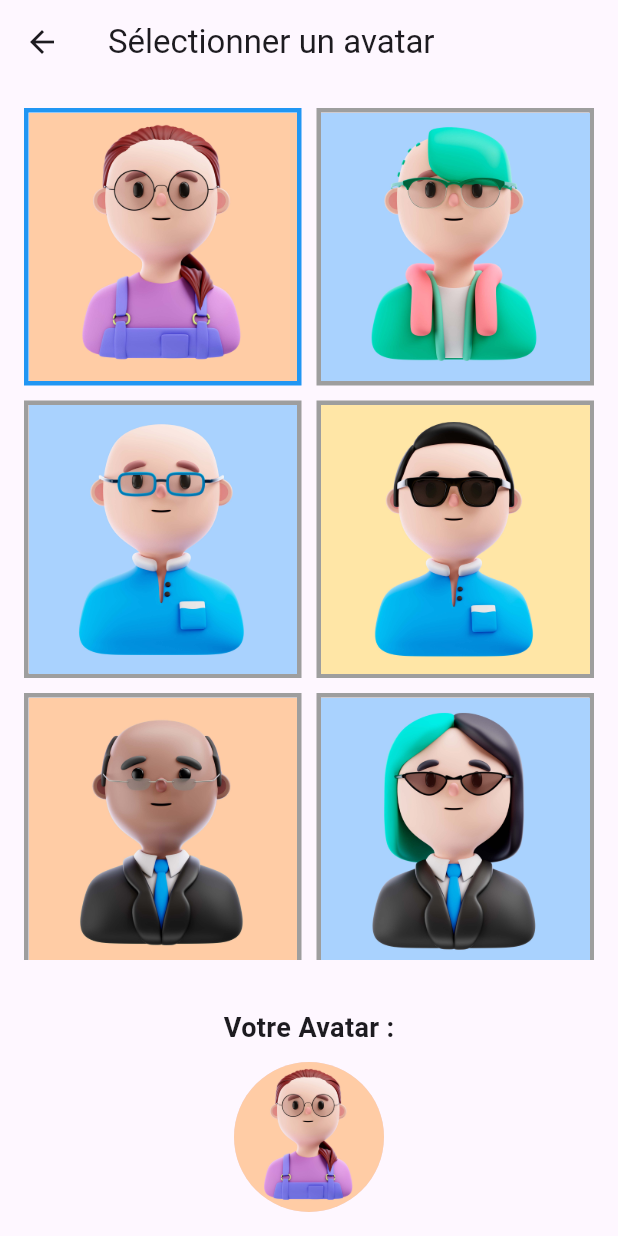
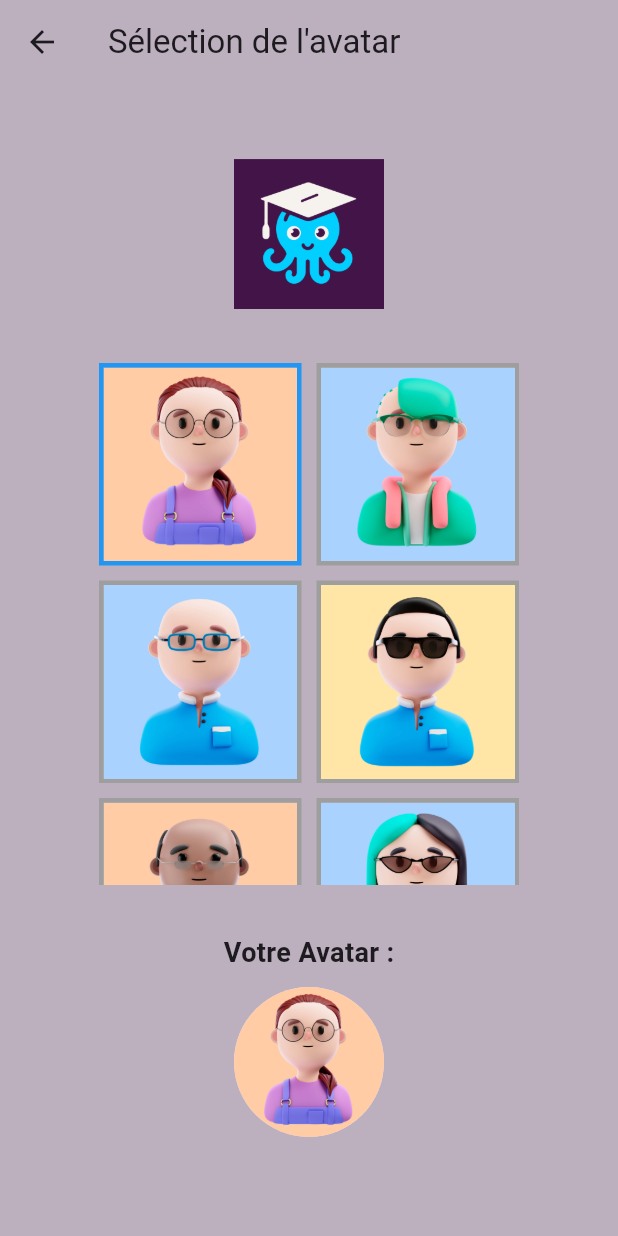
Before and after one commit to Skill-Guru/Mobile_skill-guru, a Flutter app: the screen it shows after launch, after a tap on "Avatar", on a phone screen of 412 x 824 dp. Run offline on Flutter 3.47's test engine with Material 3 defaults, Android fonts, the phone set to English and light mode, and no system bars.

Commit message:
add layout to avatarpage

```diff
--- a/lib/screens/avatar/avatar_selection.dart
+++ b/lib/screens/avatar/avatar_selection.dart
@@ -1,4 +1,5 @@
 import 'package:flutter/material.dart';
+import 'package:skill_guru/widget/base_layout.dart';
 
 class AvatarSelectionScreen extends StatefulWidget {
   @override
@@ -22,12 +23,11 @@ class _AvatarSelectionScreenState extends State<AvatarSelectionScreen> {
   ];
 
   @override
+  @override
   Widget build(BuildContext context) {
-    return Scaffold(
-      appBar: AppBar(
-        title: Text('Sélectionner un avatar'),
-      ),
-      body: Column(
+    return BaseLayout(
+      title: "Sélection de l'avatar", // Titre de l'AppBar pour cette page
+      child: Column(
         mainAxisAlignment: MainAxisAlignment.spaceBetween,
         children: [
           // Liste d'avatars à sélectionner
```
